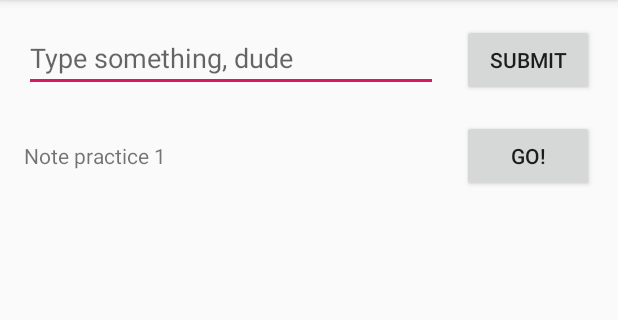
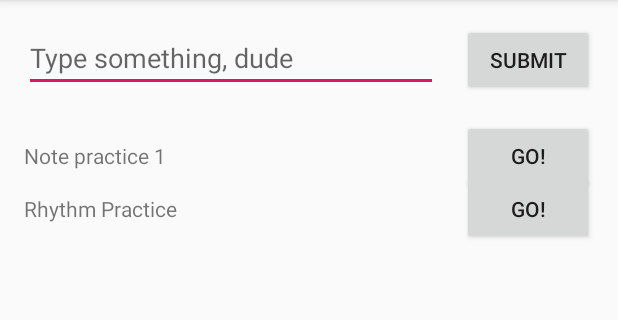
Before and after one commit to wojowoof/PianoPushups, an Android app: the screen it shows after launch (MainActivity), on a phone screen of 412 x 824 dp, the part 84-404 px from its top. Run offline under Robolectric (Android 15) with nearby library versions, the phone set to English and light mode, and no system bars.

Commit message:
Rudimentary start to an animated rhythm practice

```diff
--- a/app/src/main/AndroidManifest.xml
+++ b/app/src/main/AndroidManifest.xml
@@ -32,6 +32,12 @@
                 android:name="android.support.PARENT_ACTIVITY"
                 android:value=".MainActivity" />
         </activity>
+        <activity android:name=".RhythmPractice"
+            android:parentActivityName=".MainActivity">
+            <meta-data
+                android:name="android.support.PARENT_ACTIVITY"
+                android:value=".MainActivity" />
+        </activity>
     </application>
 
 </manifest>
--- a/app/src/main/java/com/wojones/pianopushups/MainActivity.java
+++ b/app/src/main/java/com/wojones/pianopushups/MainActivity.java
@@ -24,6 +24,10 @@ public class MainActivity extends AppCompatActivity {
         startActivity(intent);
     }
 
+    public void gotRhythmPractice(View vw) {
+        Intent intent = new Intent(this, RhythmPractice.class);
+        startActivity(intent);
+    }
 
     public void goNotePractice2(View vw) {
         Intent intent = new Intent(this, NotePractice2.class);
--- a/app/src/main/res/layout/activity_main.xml
+++ b/app/src/main/res/layout/activity_main.xml
@@ -37,6 +37,18 @@
         app:layout_constraintHorizontal_bias="0.5"
         app:layout_constraintStart_toEndOf="@+id/editText" />
 
+    <TextView
+        android:id="@+id/textView2"
+        android:layout_width="0dp"
+        android:layout_height="wrap_content"
+        android:layout_marginStart="16dp"
+        android:layout_marginLeft="16dp"
+        android:text="@string/label_go_note1"
+        app:layout_constraintBaseline_toBaselineOf="@+id/button2"
+        app:layout_constraintEnd_toStartOf="@+id/button2"
+        app:layout_constraintHorizontal_bias="0.5"
+        app:layout_constraintStart_toStartOf="parent" />
+
     <Button
         android:id="@+id/button2"
         android:layout_width="wrap_content"
@@ -54,14 +66,29 @@
         app:layout_constraintTop_toBottomOf="@+id/button" />
 
     <TextView
-        android:id="@+id/textView2"
+        android:id="@+id/textView6"
         android:layout_width="0dp"
         android:layout_height="wrap_content"
         android:layout_marginStart="16dp"
         android:layout_marginLeft="16dp"
-        android:text="@string/label_go_note1"
-        app:layout_constraintBaseline_toBaselineOf="@+id/button2"
-        app:layout_constraintEnd_toStartOf="@+id/button2"
-        app:layout_constraintHorizontal_bias="0.5"
-        app:layout_constraintStart_toStartOf="parent" />
+        android:layout_marginTop="16dp"
+        android:text="@string/label_go_rhythm1"
+        app:layout_constraintEnd_toStartOf="@+id/button4"
+        app:layout_constraintStart_toStartOf="parent"
+        app:layout_constraintTop_toBottomOf="@+id/textView2" />
+
+    <Button
+        android:id="@+id/button4"
+        android:layout_width="wrap_content"
+        android:layout_height="wrap_content"
+        android:layout_marginStart="16dp"
+        android:layout_marginLeft="16dp"
+        android:layout_marginEnd="16dp"
+        android:layout_marginRight="16dp"
+        android:onClick="gotRhythmPractice"
+        android:text="@string/button_go_note_type1"
+        app:layout_constraintBaseline_toBaselineOf="@+id/textView6"
+        app:layout_constraintEnd_toEndOf="parent"
+        app:layout_constraintStart_toEndOf="@+id/textView6" />
+
 </android.support.constraint.ConstraintLayout>
--- a/app/src/main/res/values/strings.xml
+++ b/app/src/main/res/values/strings.xml
@@ -33,4 +33,5 @@
     <string name="btn_metronome_start">Start!</string>
     <string name="metronome_title">TickTock:</string>
     <string name="btn_metronome_stop">Stop!</string>
+    <string name="label_go_rhythm1">Rhythm Practice</string>
 </resources>
```
Also changed, not shown: app/src/main/java/com/wojones/pianopushups/RhythmPractice.java (added, +170 -0 lines), app/src/main/res/layout/activity_rhythm_practice.xml (added, +71 -0 lines).
